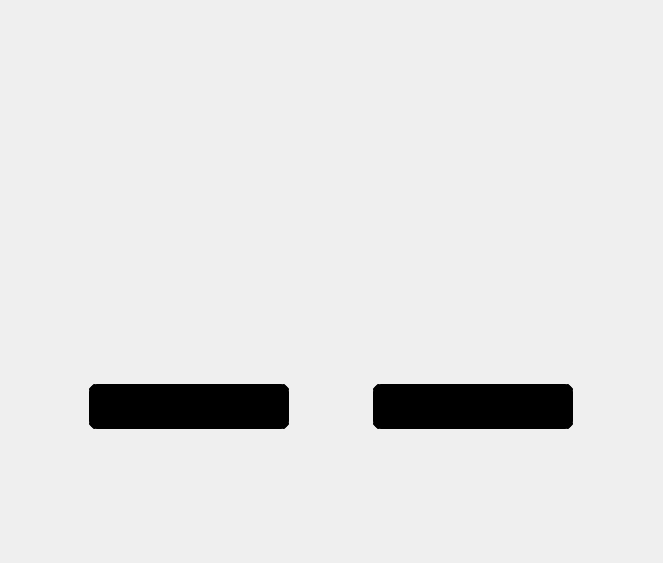
Before: the Qt Designer form MinesweeperEdu/freeplaywinscreen.ui in LowbeeNorman/MinesweeperEdu, drawn with Qt 5.
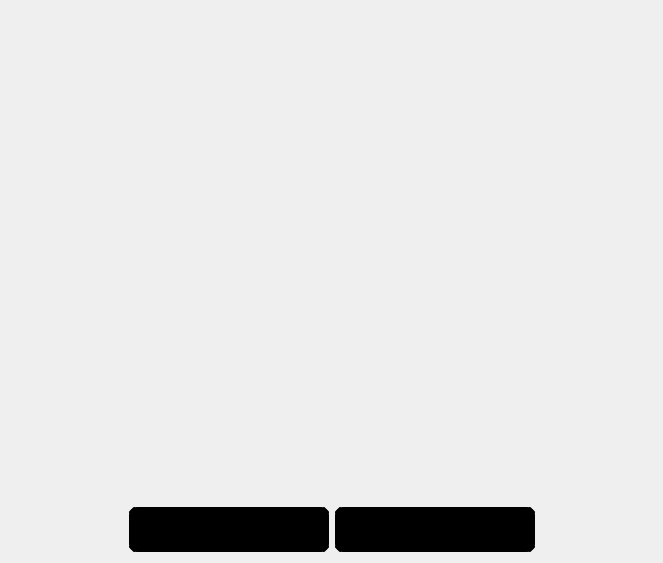
After: the same form once the commit is applied. Icons and pictures are not drawn.

Commit message: freeplaywinscreen formatted

```diff
--- a/MinesweeperEdu/freeplaywinscreen.ui
+++ b/MinesweeperEdu/freeplaywinscreen.ui
@@ -16,8 +16,47 @@
   <property name="styleSheet">
    <string notr="true">border-image: url(:/images/tv.png);</string>
   </property>
-  <layout class="QGridLayout" name="gridLayout">
+  <layout class="QGridLayout" name="gridLayout_2">
    <item row="0" column="0">
+    <layout class="QGridLayout" name="gridLayout">
+     <item row="1" column="2" colspan="2">
+      <widget class="QPushButton" name="nextLevelButton">
+       <property name="minimumSize">
+        <size>
+         <width>200</width>
+         <height>45</height>
+        </size>
+       </property>
+       <property name="maximumSize">
+        <size>
+         <width>200</width>
+         <height>45</height>
+        </size>
+       </property>
+       <property name="styleSheet">
+        <string notr="true">QPushButton:enabled {
+	border-image: url(:/images/next.png);
+	background: black;
+	border: 8px solid black;
+	border-radius: 8px;
+}
+QPushButton:hover {
+	background: purple;
+	border: 4px solid purple;
+	border-radius: 4px;
+}
+QPushButton:pressed {
+	background: green;
+	border: 4px solid green;
+	border-radius: 4px;
+}</string>
+       </property>
+       <property name="text">
+        <string/>
+       </property>
+      </widget>
+     </item>
+     <item row="0" column="1" colspan="2" alignment="Qt::AlignHCenter|Qt::AlignVCenter">
     <widget class="QLabel" name="winLabel">
      <property name="minimumSize">
       <size>
@@ -42,7 +81,7 @@
      </property>
     </widget>
    </item>
-   <item row="1" column="0">
+     <item row="1" column="0" colspan="2" alignment="Qt::AlignRight">
     <widget class="QPushButton" name="menuButton">
      <property name="minimumSize">
       <size>
@@ -79,42 +118,7 @@
      </property>
     </widget>
    </item>
-   <item row="1" column="1">
-    <widget class="QPushButton" name="nextLevelButton">
-     <property name="minimumSize">
-      <size>
-       <width>200</width>
-       <height>45</height>
-      </size>
-     </property>
-     <property name="maximumSize">
-      <size>
-       <width>200</width>
-       <height>45</height>
-      </size>
-     </property>
-     <property name="styleSheet">
-      <string notr="true">QPushButton:enabled {
-	border-image: url(:/images/next.png);
-	background: black;
-	border: 8px solid black;
-	border-radius: 8px;
-}
-QPushButton:hover {
-	background: purple;
-	border: 4px solid purple;
-	border-radius: 4px;
-}
-QPushButton:pressed {
-	background: green;
-	border: 4px solid green;
-	border-radius: 4px;
-}</string>
-     </property>
-     <property name="text">
-      <string/>
-     </property>
-    </widget>
+    </layout>
    </item>
   </layout>
  </widget>
```
Lines whose indentation alone changed are shown as unchanged.
